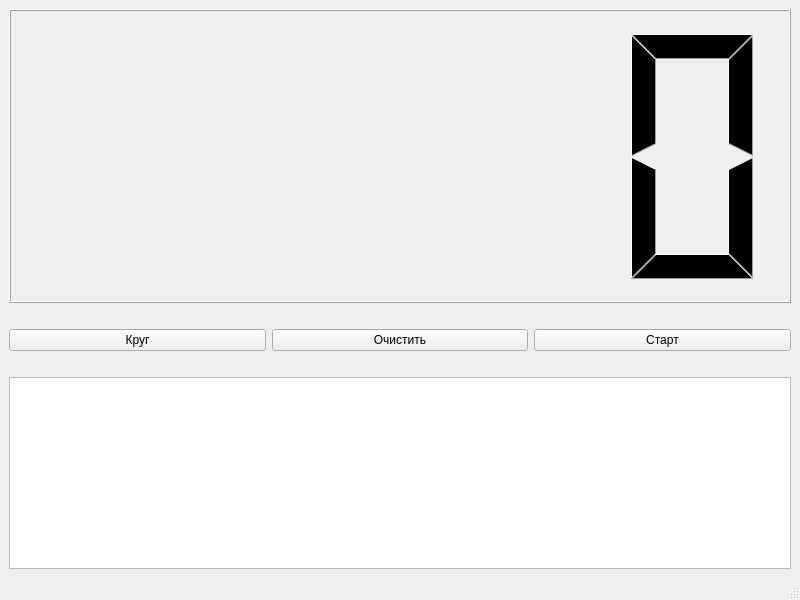
The window that mainwindow.ui (Margaret-Alade/Task-5-QtSignslot) describes before a commit, drawn with Qt 5.
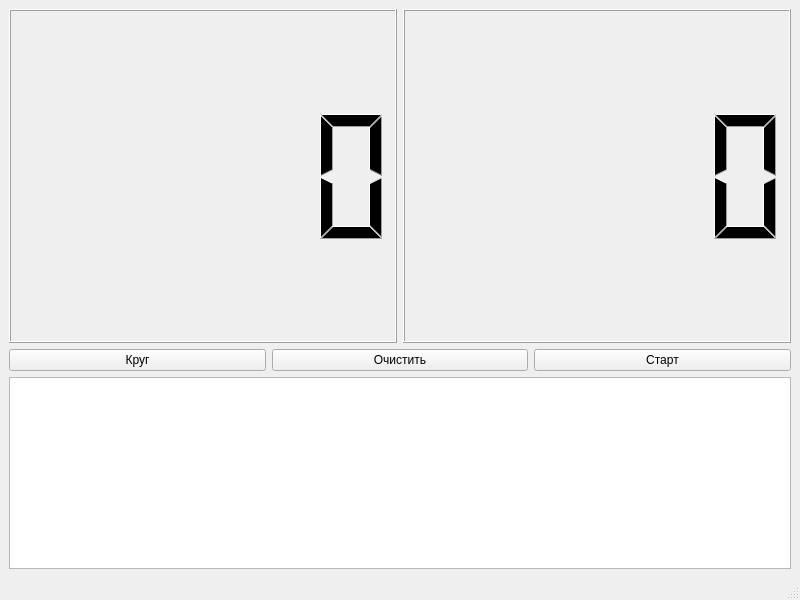
The same window after the commit.

```diff
--- a/mainwindow.ui
+++ b/mainwindow.ui
@@ -14,11 +14,23 @@
    <string>MainWindow</string>
   </property>
   <widget class="QWidget" name="centralwidget">
-   <layout class="QVBoxLayout" name="verticalLayout">
+   <layout class="QGridLayout" name="gridLayout">
+    <item row="0" column="0">
+     <layout class="QHBoxLayout" name="horizontalLayout_2">
+      <item>
+       <widget class="QLCDNumber" name="minutes">
+        <property name="sizePolicy">
+         <sizepolicy hsizetype="Minimum" vsizetype="Minimum">
+          <horstretch>50</horstretch>
+          <verstretch>50</verstretch>
+         </sizepolicy>
+        </property>
+       </widget>
+      </item>
     <item>
      <widget class="QLCDNumber" name="seconds">
       <property name="sizePolicy">
-       <sizepolicy hsizetype="Minimum" vsizetype="Minimum">
+         <sizepolicy hsizetype="Expanding" vsizetype="Expanding">
         <horstretch>50</horstretch>
         <verstretch>50</verstretch>
        </sizepolicy>
@@ -31,20 +43,9 @@
       </property>
      </widget>
     </item>
-    <item>
-     <spacer name="horizontalSpacer">
-      <property name="orientation">
-       <enum>Qt::Orientation::Horizontal</enum>
-      </property>
-      <property name="sizeHint" stdset="0">
-       <size>
-        <width>40</width>
-        <height>20</height>
-       </size>
-      </property>
-     </spacer>
+     </layout>
     </item>
-    <item>
+    <item row="1" column="0">
      <layout class="QHBoxLayout" name="horizontalLayout">
       <item>
        <widget class="QPushButton" name="pb_circle">
@@ -69,21 +70,15 @@
       </item>
      </layout>
     </item>
-    <item>
-     <spacer name="horizontalSpacer_2">
-      <property name="orientation">
-       <enum>Qt::Orientation::Horizontal</enum>
+    <item row="2" column="0">
+     <widget class="QTextBrowser" name="textBrowser">
+      <property name="sizePolicy">
+       <sizepolicy hsizetype="Minimum" vsizetype="Minimum">
+        <horstretch>0</horstretch>
+        <verstretch>0</verstretch>
+       </sizepolicy>
       </property>
-      <property name="sizeHint" stdset="0">
-       <size>
-        <width>40</width>
-        <height>20</height>
-       </size>
-      </property>
-     </spacer>
-    </item>
-    <item>
-     <widget class="QTextBrowser" name="textBrowser"/>
+     </widget>
     </item>
    </layout>
   </widget>
```
Lines whose indentation alone changed are shown as unchanged.
